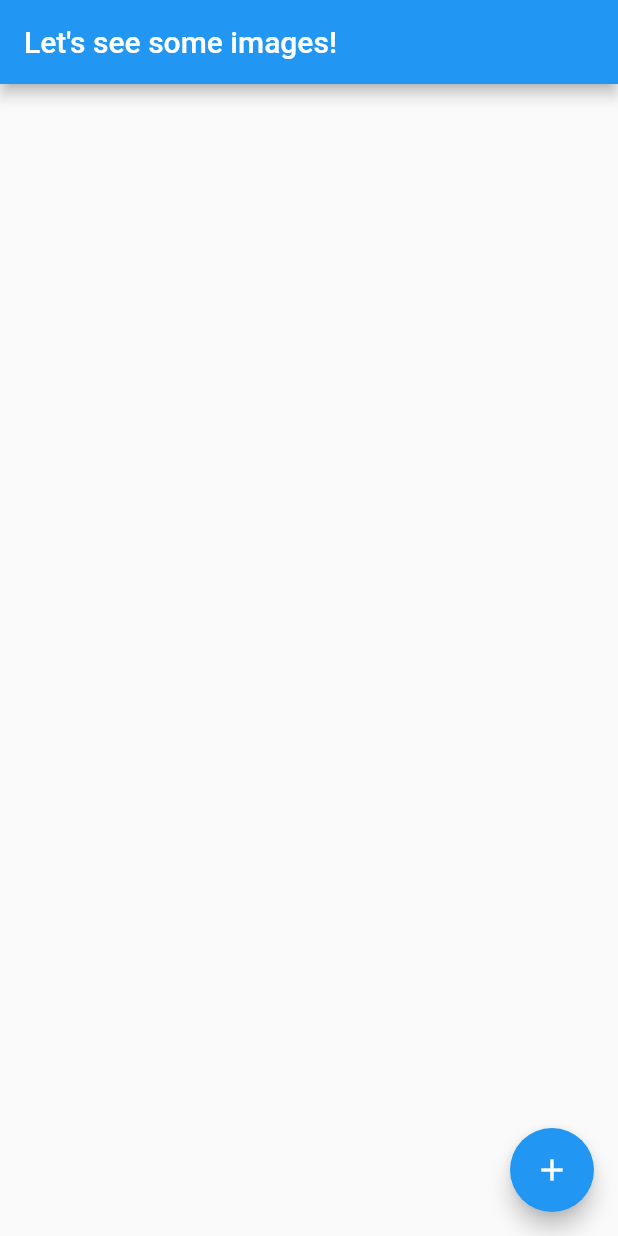
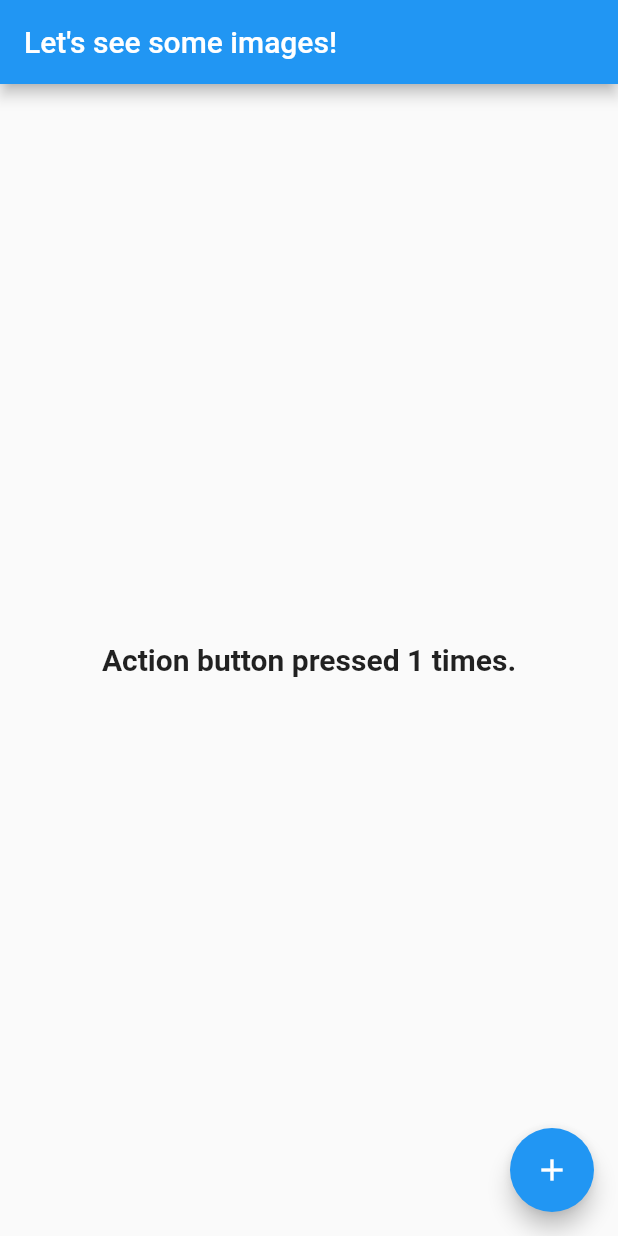
Before and after one commit to VijayGanganapalli/flutter_udemy, a Flutter app: the screen it shows after launch, after a tap on the "add" icon, on a phone screen of 412 x 824 dp. Run offline on Flutter 3.47's test engine with Material 2 defaults, Android fonts, the phone set to English and light mode, and no system bars.

Commit message:
counter added to floating action button

```diff
--- a/lib/main.dart
+++ b/lib/main.dart
@@ -1,5 +1,5 @@
 import 'package:flutter/material.dart';
-import './pages/home_page.dart';
+import 'src/home_page.dart';
 
 void main() => runApp(MyApp());
 
--- a/lib/pages/home_page.dart
+++ /dev/null
@@ -1,18 +0,0 @@
-import 'package:flutter/material.dart';
-
-class HomePage extends StatelessWidget {
-  @override
-  Widget build(BuildContext context) {
-    return Scaffold(
-      appBar: AppBar(
-        title: Text("Let's see some images!"),
-      ),
-      floatingActionButton: FloatingActionButton(
-        onPressed: () {
-          print("Action button pressed!");
-        },
-        child: Icon(Icons.add),
-      ),
-    );
-  }
-}
--- /dev/null
+++ b/lib/src/home_page.dart
@@ -0,0 +1,36 @@
+import 'package:flutter/material.dart';
+
+class HomePage extends StatefulWidget {
+  @override
+  _HomePageState createState() => _HomePageState();
+}
+
+class _HomePageState extends State<HomePage> {
+  int counter = 0;
+
+  @override
+  Widget build(BuildContext context) {
+    return Scaffold(
+      appBar: AppBar(
+        title: Text("Let's see some images!"),
+      ),
+      body: Center(
+        child: Text(
+          "Action button pressed $counter times.",
+          style: TextStyle(
+            fontSize: 20.0,
+            fontWeight: FontWeight.bold,
+          ),
+        ),
+      ),
+      floatingActionButton: FloatingActionButton(
+        onPressed: () {
+          setState(() {
+            counter += 1;
+          });
+        },
+        child: Icon(Icons.add),
+      ),
+    );
+  }
+}
```
